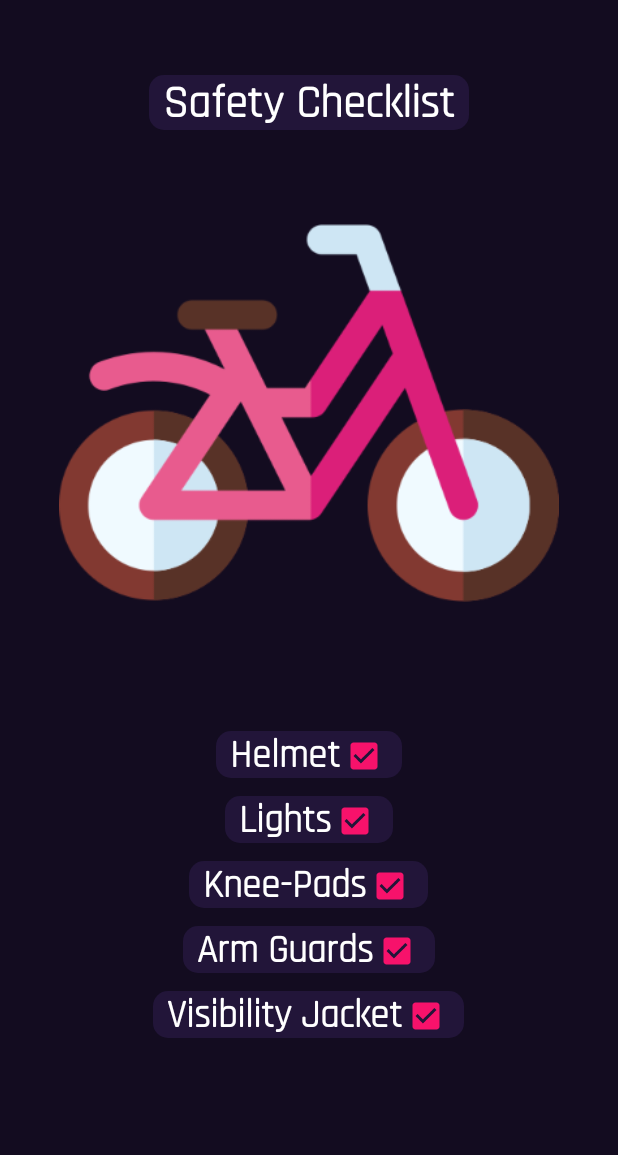
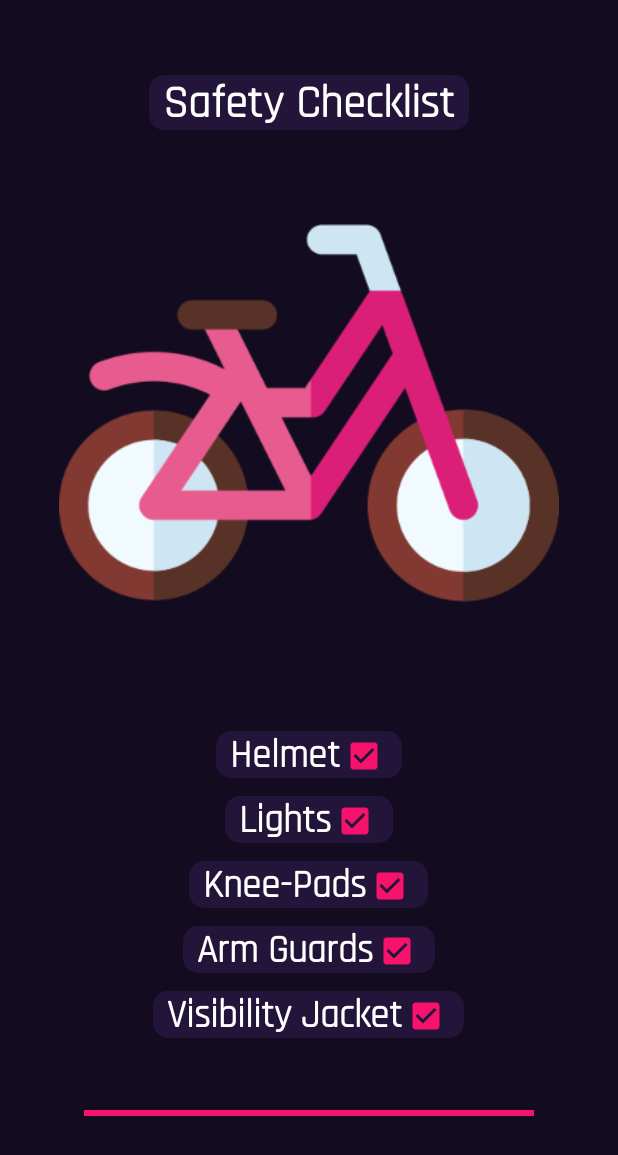
Before and after one commit to kewalg/CycTrack, an Android app: the screen it shows after launch (SafetyActivity), after a tap on "START RIDE", on a phone screen of 412 x 824 dp. Shown: the top 1155 px of the screen. Run offline under Robolectric (Android 15) with nearby library versions, the phone set to English and light mode, and no system bars; our stand-ins replace Picasso; pictures from the network do not load; Roboto replaces fonts that are not available here.

Commit message:
added a progress bar

```diff
--- a/app/src/main/java/com/example/cyctrack/SafetyActivity.java
+++ b/app/src/main/java/com/example/cyctrack/SafetyActivity.java
@@ -10,6 +10,11 @@ import android.os.Bundle;
 import android.os.Handler;
 import android.view.WindowManager;
 import android.widget.CheckedTextView;
+import android.widget.ProgressBar;
+
+import java.util.Observable;
+import java.util.concurrent.TimeUnit;
+import java.util.function.Consumer;
 
 public class SafetyActivity extends AppCompatActivity {
 
@@ -17,8 +22,13 @@ public class SafetyActivity extends AppCompatActivity {
     private static int SPLASH_TIME_OUT = 2000;
 
 
+
+
     // Declaring variables
     CheckedTextView checkedview1, checkedview2, checkedview3, checkedview4, checkedview5;
+    Handler handler = new Handler();
+    ProgressBar progressBar;
+    int progressStatus = 0;
 
     @Override
     protected void onCreate(Bundle savedInstanceState) {
@@ -27,6 +37,7 @@ public class SafetyActivity extends AppCompatActivity {
         setContentView(R.layout.activity_safety);
 
         // Casting variables with connection to xml file
+        progressBar = findViewById(R.id.progressBar);
         checkedview1 = findViewById(R.id.ctv1);
         // Setting the check box to be ticked
         checkedview1.setChecked(true);
@@ -38,6 +49,29 @@ public class SafetyActivity extends AppCompatActivity {
         checkedview4.setChecked(true);
         checkedview5 = findViewById(R.id.ctv5);
         checkedview5.setChecked(true);
+        new Thread(new Runnable() {
+            @Override
+            public void run() {
+                while(progressStatus <100){
+                    progressStatus++;
+                    android.os.SystemClock.sleep(15);
+                    handler.post(new Runnable() {
+                        @Override
+                        public void run() {
+                            progressBar.setProgress(progressStatus);
+                        }
+                    });
+                }
+
+
+            }
+        }).start();
+
+
+
+
+
+
 
 
         // when time runs out, putting an intent to go to Map activity
--- a/app/src/main/res/layout/activity_safety.xml
+++ b/app/src/main/res/layout/activity_safety.xml
@@ -127,5 +127,14 @@
         android:textSize="25sp"
         android:textStyle="bold" />
 
+    <ProgressBar
+        android:id="@+id/progressBar"
+        android:layout_below="@id/ctv5"
+        android:layout_centerHorizontal="true"
+        android:layout_marginTop="40dp"
+        android:layout_width="wrap_content"
+        android:layout_height="wrap_content"
+        style="@style/MyProgressBar"/>
+
 
 </RelativeLayout>
--- /dev/null
+++ b/app/src/main/res/values-v21/styles.xml
@@ -0,0 +1,9 @@
+<?xml version="1.0" encoding="utf-8"?>
+<resources>
+
+    <style name="MyProgressBar" parent="@style/Widget.AppCompat.ProgressBar.Horizontal">
+        <item name="android:progressBackgroundTint">#ffffff</item>
+        <item name="android:progressTint">@color/test_color</item>
+        <item name="android:minWidth">300dp</item>
+    </style>
+</resources>
--- a/app/src/main/res/values/styles.xml
+++ b/app/src/main/res/values/styles.xml
@@ -12,4 +12,5 @@
         <item name="colorControlNormal">#ffffff</item>
         <item name="colorControlActivated">@color/test_color</item>
     </style>
+
 </resources>
```
